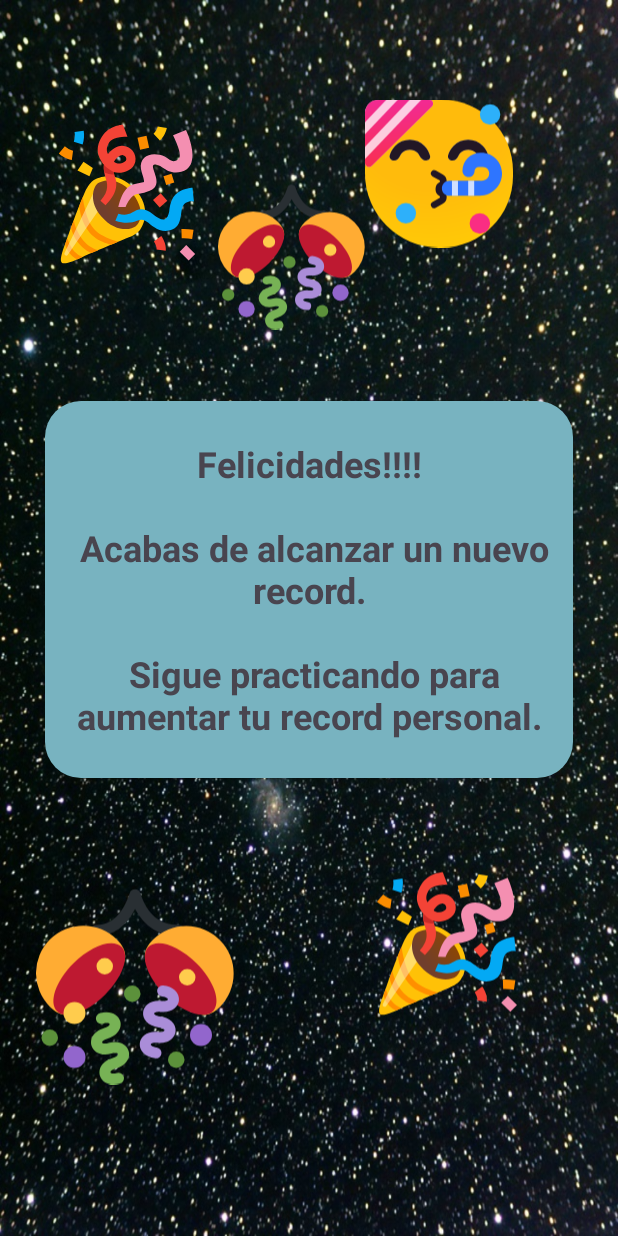
After one commit to emunozce/Planetario, an Android app: the HighScore screen opened directly, with no data from a screen before it, on a phone screen of 412 x 824 dp. The commit adds this screen. Run offline under Robolectric (Android 15) with nearby library versions, the phone set to English and light mode, and no system bars.

Commit message:
Sistema de puntos y uso de storage

```diff
--- a/app/src/main/AndroidManifest.xml
+++ b/app/src/main/AndroidManifest.xml
@@ -29,6 +29,7 @@
         <activity android:name=".PlanetasActivity"></activity>
         <activity android:name=".GalaxiasActivity"></activity>
         <activity android:name=".DetailActivity"></activity>
+        <activity android:name=".HighScore"></activity>
     </application>
 
 </manifest>
--- /dev/null
+++ b/app/src/main/java/com/emc/planetario/HighScore.java
@@ -0,0 +1,14 @@
+package com.emc.planetario;
+
+import android.os.Bundle;
+
+import androidx.annotation.Nullable;
+import androidx.appcompat.app.AppCompatActivity;
+
+public class HighScore extends AppCompatActivity {
+    @Override
+    public void onCreate(@Nullable Bundle savedInstanceState) {
+        super.onCreate(savedInstanceState);
+        setContentView(R.layout.high_score);
+    }
+}
--- a/app/src/main/java/com/emc/planetario/ThirdActivity.java
+++ b/app/src/main/java/com/emc/planetario/ThirdActivity.java
@@ -12,6 +12,7 @@ import android.widget.TextView;
 import androidx.appcompat.app.AppCompatActivity;
 
 import java.io.BufferedReader;
+import java.io.File;
 import java.io.FileInputStream;
 import java.io.FileOutputStream;
 import java.io.IOException;
@@ -30,9 +31,7 @@ public class ThirdActivity extends AppCompatActivity {
     private List<Question> questionList;
     private int currentQuestionIndex;
     private int incorrectAnswerCount; // Nueva variable para contar respuestas incorrectas consecutivas
-    private int puntaje = 0, vidas = MAX_INCORRECT_COUNT;
-
-    private boolean firstTime = true;
+    private int puntaje = 0, highscore = 0, vidas = MAX_INCORRECT_COUNT;
 
     @Override
     protected void onCreate(Bundle savedInstanceState) {
@@ -91,10 +90,29 @@ public class ThirdActivity extends AppCompatActivity {
         } else {
             // Has completado todas las preguntas o alcanzado el límite de respuestas incorrectas, puedes manejarlo aquí
             if (incorrectAnswerCount == MAX_INCORRECT_COUNT) {
-
-                returnToScreen2(); // Agregar esta línea para regresar a la pantalla 2
+                if (isFirstTime()) {
+                    savePuntaje(puntaje);
+                    if(puntaje >= highscore) {
+                        savePuntaje(puntaje);
+                        goToHighScorePage();
+                    }
+                } else {
+                    highscore = loadPuntajeFromFile();
+                    if(puntaje > highscore) {
+                        savePuntaje(puntaje);
+                        goToHighScorePage();
+                    } else {
+                        returnToScreen2();
+                    }
+                }
             }
         }
+    }
+
+    private void goToHighScorePage() {
+        Intent intent = new Intent(this, HighScore.class);
+        startActivity(intent);
+        finish(); // Esto cierra la actividad actual
     }
 
     private void returnToScreen2() {
@@ -171,4 +189,10 @@ public class ThirdActivity extends AppCompatActivity {
         }
         return loadedPuntaje;
     }
+
+    //Checa si el file existe. Si existe, regresa falso.
+    private boolean isFirstTime() {
+        File file = new File(getFilesDir(), "puntaje.txt");
+        return !file.exists() || file.length() == 0;
+    }
 }
--- /dev/null
+++ b/app/src/main/res/drawable/confetti.xml
@@ -0,0 +1,51 @@
+<vector xmlns:android="http://schemas.android.com/apk/res/android"
+    android:width="800dp"
+    android:height="800dp"
+    android:viewportWidth="36"
+    android:viewportHeight="36">
+  <path
+      android:pathData="M26,9c-3.591,0 -6.27,-1.648 -7.989,-4.905C16.385,7.314 13.993,9 11,9a1,1 0,0 1,0 -2c2.729,0 4.765,-1.957 6.051,-5.816a1,1 0,0 1,1.898 0C20.271,5.151 22.512,7 26,7a1,1 0,1 1,0 2z"
+      android:fillColor="#292F33"/>
+  <path
+      android:pathData="M14.711,9.654c3.364,3.366 0.498,5.954 -2.868,9.319c-3.365,3.365 -5.954,6.232 -9.319,2.868a8.616,8.616 0,0 1,0 -12.187a8.616,8.616 0,0 1,12.187 0z"
+      android:fillColor="#FFAC33"/>
+  <path
+      android:pathData="M15.542,10.972c1.584,1.585 0.248,5.486 -2.983,8.717c-3.231,3.231 -7.132,4.568 -8.717,2.982c-1.584,-1.584 -0.248,-5.486 2.982,-8.717c3.232,-3.23 7.134,-4.566 8.718,-2.982z"
+      android:fillColor="#BE1931"/>
+  <path
+      android:pathData="M21.289,9.654c-3.363,3.366 -0.498,5.954 2.868,9.319c3.365,3.365 5.954,6.232 9.319,2.868A8.618,8.618 0,0 0,21.289 9.654z"
+      android:fillColor="#FFAC33"/>
+  <path
+      android:pathData="M20.459,10.972c-1.585,1.585 -0.249,5.486 2.982,8.717c3.23,3.231 7.133,4.568 8.717,2.982c1.584,-1.584 0.248,-5.486 -2.983,-8.717c-3.23,-3.23 -7.133,-4.566 -8.716,-2.982z"
+      android:fillColor="#BE1931"/>
+  <path
+      android:pathData="M22.41,18.221a1,1 0,0 1,0.734 -0.215c0.867,0.094 1.598,0.396 2.109,0.873c0.541,0.505 0.807,1.183 0.734,1.862c-0.129,1.191 -1.324,2.285 -3.363,2.065c-0.793,-0.085 -1.146,0.17 -1.158,0.291c-0.014,0.121 0.277,0.446 1.07,0.532c0.867,0.094 1.598,0.396 2.109,0.873c0.541,0.505 0.809,1.183 0.734,1.862c-0.129,1.192 -1.324,2.285 -3.361,2.066c-0.578,-0.062 -0.883,0.057 -1.012,0.134c-0.103,0.063 -0.144,0.124 -0.148,0.158c-0.012,0.12 0.275,0.445 1.07,0.531a1,1 0,0 1,-0.215 1.989c-2.037,-0.219 -2.973,-1.542 -2.844,-2.735c0.129,-1.192 1.324,-2.285 3.363,-2.065c0.578,0.063 0.881,-0.057 1.01,-0.134c0.104,-0.062 0.145,-0.123 0.148,-0.157c0.014,-0.121 -0.275,-0.446 -1.07,-0.532c-2.037,-0.22 -2.973,-1.542 -2.844,-2.735c0.129,-1.192 1.324,-2.286 3.361,-2.064c0.578,0.062 0.883,-0.058 1.012,-0.135c0.103,-0.062 0.144,-0.123 0.148,-0.157c0.012,-0.121 -0.277,-0.446 -1.07,-0.532a1,1 0,0 1,-0.517 -1.775z"
+      android:fillColor="#AA8DD8"/>
+  <path
+      android:pathData="M15.266,35.828c-1.973,0.557 -3.334,-0.322 -3.658,-1.477c-0.324,-1.154 0.378,-2.615 2.35,-3.17c0.77,-0.216 1.001,-0.584 0.97,-0.701c-0.034,-0.119 -0.425,-0.312 -1.193,-0.096c-1.972,0.556 -3.333,-0.324 -3.657,-1.479c-0.326,-1.155 0.378,-2.614 2.351,-3.169c0.769,-0.217 1.001,-0.586 0.967,-0.703c-0.033,-0.116 -0.423,-0.311 -1.192,-0.095a1,1 0,1 1,-0.54 -1.924c1.971,-0.555 3.333,0.322 3.659,1.479c0.324,1.154 -0.379,2.613 -2.352,3.17c-0.77,0.216 -1.001,0.584 -0.967,0.701c0.032,0.117 0.422,0.312 1.19,0.096c1.974,-0.556 3.334,0.322 3.659,1.479c0.325,1.153 -0.378,2.612 -2.352,3.169c-0.768,0.215 -0.999,0.586 -0.967,0.701c0.034,0.118 0.423,0.312 1.192,0.097a0.998,0.998 0,1 1,0.54 1.922z"
+      android:fillColor="#77B255"/>
+  <path
+      android:pathData="M2.5,27.5m-1.5,0a1.5,1.5 0,1 1,3 0a1.5,1.5 0,1 1,-3 0"
+      android:fillColor="#5C913B"/>
+  <path
+      android:pathData="M7,31m-2,0a2,2 0,1 1,4 0a2,2 0,1 1,-4 0"
+      android:fillColor="#9266CC"/>
+  <path
+      android:pathData="M30,27m-2,0a2,2 0,1 1,4 0a2,2 0,1 1,-4 0"
+      android:fillColor="#9266CC"/>
+  <path
+      android:pathData="M25.5,31.5m-1.5,0a1.5,1.5 0,1 1,3 0a1.5,1.5 0,1 1,-3 0"
+      android:fillColor="#5C913B"/>
+  <path
+      android:pathData="M17.5,19.5m-1.5,0a1.5,1.5 0,1 1,3 0a1.5,1.5 0,1 1,-3 0"
+      android:fillColor="#5C913B"/>
+  <path
+      android:pathData="M7,23m-2,0a2,2 0,1 1,4 0a2,2 0,1 1,-4 0"
+      android:fillColor="#FFCC4D"/>
+  <path
+      android:pathData="M27.5,16.5m-1.5,0a1.5,1.5 0,1 1,3 0a1.5,1.5 0,1 1,-3 0"
+      android:fillColor="#FFCC4D"/>
+  <path
+      android:pathData="M12.5,14.5m-1.5,0a1.5,1.5 0,1 1,3 0a1.5,1.5 0,1 1,-3 0"
+      android:fillColor="#FFCC4D"/>
+</vector>
--- /dev/null
+++ b/app/src/main/res/drawable/party.xml
@@ -0,0 +1,80 @@
+<vector xmlns:android="http://schemas.android.com/apk/res/android"
+    xmlns:aapt="http://schemas.android.com/aapt"
+    android:width="800dp"
+    android:height="800dp"
+    android:viewportWidth="128"
+    android:viewportHeight="128">
+  <path
+      android:pathData="M7.45,123.27c2.27,2.46 11.62,-1.83 19,-5.27c5.53,-2.57 27.66,-11.65 38.66,-16.36c2.97,-1.27 7.29,-2.93 10.4,-7.02c2.76,-3.64 10.08,-19.1 -4.66,-34.76c-14.96,-15.9 -30.37,-11.51 -36.13,-7.43c-3.39,2.4 -6.15,7.81 -7.39,10.56c-5.24,11.62 -12.71,32.91 -15.75,41.28c-2.23,6.17 -6.38,16.56 -4.13,19z"
+      android:fillColor="#ffc107"/>
+  <path
+      android:pathData="M25.85,66.49c0.14,1.74 0.49,4.57 1.69,10.02c0.82,3.74 2.16,7.66 3.25,10.25c3.27,7.79 7.86,10.93 12.51,13.45c7.9,4.28 13.27,5.08 13.27,5.08l-6.44,2.63s-3.9,-0.81 -9.22,-3.43c-5.07,-2.5 -10.35,-6.73 -14.21,-15.01c-1.67,-3.59 -2.64,-7.07 -3.2,-9.83c-0.69,-3.42 -0.8,-5.36 -0.8,-5.36l3.15,-7.8z"
+      android:fillColor="#ff8f00"/>
+  <path
+      android:pathData="M17.94,86.77s0.8,6.49 6.16,14.68c6.28,9.58 15.05,11.15 15.05,11.15l-5.83,2.4s-6.51,-1.99 -12.7,-10.44c-3.86,-5.27 -4.94,-11.57 -4.94,-11.57l2.26,-6.22z"
+      android:fillColor="#ff8f00"/>
+  <path
+      android:pathData="M12.39,102.15s1.46,5.6 4.66,9.78c3.81,4.99 8.66,6.44 8.66,6.44l-4.47,1.98s-3.39,-0.71 -7.1,-5.41c-2.82,-3.57 -3.62,-7.67 -3.62,-7.67l1.87,-5.12z"
+      android:fillColor="#ff8f00"/>
+  <path
+      android:pathData="M9.96,116.37c-0.2,-0.45 -0.2,-0.96 0.01,-1.4l25.47,-52.82l4.19,15.75l-26.8,38.71c-0.72,1.08 -2.34,0.94 -2.87,-0.24z"
+      android:strokeAlpha="0.44"
+      android:fillColor="#fffde7"
+      android:fillAlpha="0.44"/>
+  <path
+      android:pathData="M41.65,83.19c11.9,13.92 25.45,12.18 29.96,8.66c4.52,-3.53 8.09,-15.66 -3.76,-29.35c-12.42,-14.34 -26.48,-10.25 -29.73,-7.15s-7.39,15.07 3.53,27.84z">
+    <aapt:attr name="android:fillColor">
+      <gradient
+          android:startX="74.38"
+          android:startY="61.84"
+          android:endX="44.62"
+          android:endY="79.7"
+          android:type="linear">
+        <item android:offset="0.02" android:color="#FF8F4700"/>
+        <item android:offset="1" android:color="#FF703E2D"/>
+      </gradient>
+    </aapt:attr>
+  </path>
+  <path
+      android:pathData="M82.52,88.92c-4.34,-3.64 -6.65,-2.99 -9.75,-1.7c-4,1.66 -10.29,2.89 -18.83,0l2.57,-6.19c5.07,1.71 8.74,0.88 11.91,-0.99c4.08,-2.4 9.66,-5.69 18.34,1.6c3.62,3.04 7.33,5.06 10.05,4.14c1.98,-0.66 3.03,-3.61 3.56,-5.96c0.05,-0.21 0.13,-0.81 0.19,-1.34c0.48,-3.67 1.28,-11.59 7.18,-15.64c6.31,-4.33 12.94,-4.33 12.94,-4.33l1.2,11.92c-3.05,-0.45 -5.17,0.17 -6.96,1.16c-6.74,3.75 -0.87,18.15 -11.36,22.99c-10.09,4.69 -18.34,-3.4 -21.04,-5.66z"
+      android:fillColor="#03a9f4"/>
+  <path
+      android:pathData="M45.4,73.72l-4.34,-3.89c7.97,-8.9 5.87,-15.44 4.34,-20.2c-0.31,-0.96 -0.6,-1.87 -0.79,-2.74c-0.68,-3.08 -0.82,-5.76 -0.61,-8.1c-3.06,-3.81 -4.41,-7.8 -4.5,-8.07c-1.86,-5.63 -0.46,-11.12 2.75,-16.27C48.74,4 60.49,4 60.49,4l3.92,10.49c-2.98,-0.12 -12.75,0.03 -15.75,4.76c-3.79,5.96 -1.3,9.64 -1.12,10.06c0.73,-0.95 1.47,-1.71 2.13,-2.3c4.79,-4.25 8.95,-4.86 11.6,-4.62c2.98,0.27 5.68,1.77 7.61,4.23c2.11,2.7 2.98,6.21 2.31,9.4c-0.65,3.11 -2.72,5.74 -5.83,7.41c-5.43,2.92 -9.95,2.52 -12.98,1.51c0.02,0.07 0.03,0.15 0.05,0.22c0.11,0.5 0.33,1.2 0.59,2.01c1.77,5.48 5.06,14.18 -7.62,26.55zM52.75,36.19c0.58,0.42 1.19,0.77 1.82,1.02c2.1,0.84 4.39,0.56 6.99,-0.84c1.53,-0.82 1.71,-1.7 1.77,-1.99c0.18,-0.87 -0.12,-1.98 -0.77,-2.81c-0.57,-0.73 -1.23,-1.11 -2.02,-1.19c-1.5,-0.13 -3.53,0.82 -5.56,2.63c-0.97,0.87 -1.71,1.94 -2.23,3.18z"
+      android:fillColor="#f44336"/>
+  <path
+      android:pathData="M62.77,75.35l-6.21,-0.17s2.95,-16.66 12.5,-19.46c1.79,-0.52 3.75,-1.05 5.72,-1.34c1.17,-0.18 3.02,-0.45 3.93,-0.79c0.21,-1.57 -0.45,-3.57 -1.19,-5.84c-0.58,-1.76 -1.18,-3.57 -1.5,-5.55c-0.62,-3.86 0.41,-7.27 2.9,-9.62c3.04,-2.85 7.95,-3.76 13.49,-2.5c3.16,0.72 5.49,2.27 7.54,3.63c2.93,1.95 4.64,2.94 8.22,0.53c4.33,-2.92 -1.33,-14.35 -4.34,-20.95l11.23,-4.68c1.51,3.3 8.8,20.28 3.99,29.97c-1.62,3.26 -4.41,5.42 -8.07,6.23c-7.96,1.78 -12.62,-1.32 -16.02,-3.58c-1.61,-1.07 -3.02,-1.91 -4.55,-2.35c-10.63,-3.03 4.21,12.61 -2.74,19.64c-4.17,4.21 -14.36,5.32 -15.02,5.48c-6.56,1.58 -9.88,11.35 -9.88,11.35z"
+      android:fillColor="#f48fb1"/>
+  <path
+      android:pathData="M43.99,38.79c-0.19,2.2 -0.28,3.51 0.29,6.37c2.75,2.02 8.74,2.02 8.74,2.02c-0.26,-0.81 -0.49,-1.51 -0.59,-2.01c-0.02,-0.07 -0.03,-0.15 -0.05,-0.22c-6.09,-3.04 -8.39,-6.16 -8.39,-6.16z"
+      android:fillColor="#c92b27"/>
+  <path
+      android:pathData="M31.53,48.64l-10.34,-5.07l5.15,-7.44l8.11,5.37z"
+      android:fillColor="#ffc107"/>
+  <path
+      android:pathData="M16.29,34.6c-5.28,-0.71 -10.66,-5.19 -11.25,-5.7l5.19,-6.09c1.57,1.33 4.9,3.56 7.13,3.86l-1.07,7.93z"
+      android:fillColor="#fb8c00"/>
+  <path
+      android:pathData="M25.61,21.27l-7.6,-2.49c0.87,-2.66 1.1,-5.53 0.65,-8.3l7.9,-1.27c0.65,4.02 0.32,8.19 -0.95,12.06z"
+      android:fillColor="#03a9f4"/>
+  <path
+      android:pathData="M73.07,15.32l7.82,-1.71l2.26,10.32l-7.82,1.71z"
+      android:fillColor="#fb8c00"/>
+  <path
+      android:pathData="M92.46,17.77l-5.5,-5.81c2.88,-2.73 3.54,-6.3 3.54,-6.34l7.9,1.29c-0.1,0.63 -1.11,6.29 -5.94,10.86z"
+      android:fillColor="#ffc107"/>
+  <path
+      android:pathData="M95.52,48.58l6.99,-2.18l2.39,7.64l-6.99,2.18z"
+      android:fillColor="#fb8c00"/>
+  <path
+      android:pathData="M97.55,113.03l-7.95,-0.94c0.34,-2.83 -1.77,-6.3 -2.35,-7.07l6.4,-4.8c0.48,0.63 4.65,6.4 3.9,12.81z"
+      android:fillColor="#f44336"/>
+  <path
+      android:pathData="M120.37,102.89c-2.99,-0.45 -6.05,-0.63 -9.07,-0.52l-0.27,-8c3.51,-0.12 7.06,0.08 10.53,0.61l-1.19,7.91z"
+      android:fillColor="#fb8c00"/>
+  <path
+      android:pathData="M109.61,113.9l5.62,-5.69l7.74,7.64l-5.62,5.69z"
+      android:fillColor="#f48fb1"/>
+  <path
+      android:pathData="M93.1,63.33l5.78,6.61l-6.61,5.78l-5.78,-6.61z"
+      android:fillColor="#f44336"/>
+</vector>
--- /dev/null
+++ b/app/src/main/res/drawable/partying_face.xml
@@ -0,0 +1,97 @@
+<vector xmlns:android="http://schemas.android.com/apk/res/android"
+    xmlns:aapt="http://schemas.android.com/aapt"
+    android:width="800dp"
+    android:height="800dp"
+    android:viewportWidth="246"
+    android:viewportHeight="246">
+  <group>
+    <clip-path
+        android:pathData="M0,0h246v246h-246z"/>
+    <group>
+      <clip-path
+          android:pathData="M0,0h246v246h-246z"/>
+      <path
+          android:pathData="M0,115C0,51.49 51.49,0 115,0H127C192.72,0 246,53.28 246,119V127C246,192.72 192.72,246 127,246H123C55.07,246 0,190.93 0,123V115Z">
+        <aapt:attr name="android:fillColor">
+          <gradient
+              android:centerX="109"
+              android:centerY="16"
+              android:gradientRadius="230.43"
+              android:type="radial">
+            <item android:offset="0.58" android:color="#FFFFBB0C"/>
+            <item android:offset="1" android:color="#FFFFC907"/>
+          </gradient>
+        </aapt:attr>
+      </path>
+      <path
+          android:pathData="M101.54,101.5C105.66,101.5 109.08,98.12 108.2,94.1C106.79,87.71 103.59,81.8 98.9,77.1C92.43,70.63 83.65,67 74.5,67C65.35,67 56.57,70.63 50.1,77.1C45.65,81.56 42.54,87.11 41.03,93.11C39.9,97.65 43.79,101.5 48.47,101.5C52.86,101.5 56.26,97.78 58.13,93.81C59.01,91.93 60.22,90.2 61.71,88.71C65.1,85.32 69.7,83.41 74.5,83.41C79.3,83.41 83.9,85.32 87.29,88.71C88.54,89.96 89.59,91.38 90.42,92.91C92.77,97.26 96.6,101.5 101.54,101.5Z"
+          android:fillColor="#C4C4C4"/>
+      <path
+          android:pathData="M101.54,101.5C105.66,101.5 109.08,98.12 108.2,94.1C106.79,87.71 103.59,81.8 98.9,77.1C92.43,70.63 83.65,67 74.5,67C65.35,67 56.57,70.63 50.1,77.1C45.65,81.56 42.54,87.11 41.03,93.11C39.9,97.65 43.79,101.5 48.47,101.5C52.86,101.5 56.26,97.78 58.13,93.81C59.01,91.93 60.22,90.2 61.71,88.71C65.1,85.32 69.7,83.41 74.5,83.41C79.3,83.41 83.9,85.32 87.29,88.71C88.54,89.96 89.59,91.38 90.42,92.91C92.77,97.26 96.6,101.5 101.54,101.5Z"
+          android:fillColor="#221725"/>
+      <path
+          android:pathData="M198.54,101.5C202.66,101.5 206.08,98.12 205.2,94.1C203.79,87.71 200.59,81.8 195.9,77.1C189.43,70.63 180.65,67 171.5,67C162.35,67 153.57,70.63 147.1,77.1C142.65,81.56 139.54,87.11 138.04,93.11C136.9,97.65 140.79,101.5 145.47,101.5C149.86,101.5 153.26,97.78 155.13,93.81C156.01,91.93 157.21,90.2 158.71,88.71C162.1,85.32 166.7,83.41 171.5,83.41C176.3,83.41 180.9,85.32 184.29,88.71C185.54,89.96 186.59,91.38 187.42,92.91C189.77,97.26 193.6,101.5 198.54,101.5Z"
+          android:fillColor="#C4C4C4"/>
+      <path
+          android:pathData="M198.54,101.5C202.66,101.5 206.08,98.12 205.2,94.1C203.79,87.71 200.59,81.8 195.9,77.1C189.43,70.63 180.65,67 171.5,67C162.35,67 153.57,70.63 147.1,77.1C142.65,81.56 139.54,87.11 138.04,93.11C136.9,97.65 140.79,101.5 145.47,101.5C149.86,101.5 153.26,97.78 155.13,93.81C156.01,91.93 157.21,90.2 158.71,88.71C162.1,85.32 166.7,83.41 171.5,83.41C176.3,83.41 180.9,85.32 184.29,88.71C185.54,89.96 186.59,91.38 187.42,92.91C189.77,97.26 193.6,101.5 198.54,101.5Z"
+          android:fillColor="#221725"/>
+      <path
+          android:pathData="M115,123L126.5,129.5C131.56,132.36 131.56,139.64 126.5,142.5V142.5C121.44,145.36 121.44,152.64 126.5,155.5V155.5C131.56,158.36 131.56,165.64 126.5,168.5L115,175"
+          android:strokeLineJoin="round"
+          android:strokeWidth="11"
+          android:fillColor="#00000000"
+          android:strokeColor="#221725"
+          android:strokeLineCap="round"/>
+    </group>
+    <group>
+      <clip-path
+          android:pathData="M0,0h197.07v192.53h-197.07z"/>
+      <path
+          android:pathData="M106.37,0H23.1C10.25,0 -0.17,10.42 -0.17,23.27V105.43C-0.17,111.51 7.16,114.57 11.49,110.3L111.18,11.71C115.53,7.41 112.49,0 106.37,0Z"
+          android:fillColor="#D9D9D9"/>
+      <path
+          android:pathData="M106.37,0H23.1C10.25,0 -0.17,10.42 -0.17,23.27V105.43C-0.17,111.51 7.16,114.57 11.49,110.3L111.18,11.71C115.53,7.41 112.49,0 106.37,0Z">
+        <aapt:attr name="android:fillColor">
+          <gradient
+              android:startX="61.43"
+              android:startY="-23.01"
+              android:endX="61.43"
+              android:endY="170.1"
+              android:type="linear">
+            <item android:offset="0" android:color="#FFF129A1"/>
+            <item android:offset="1" android:color="#FFFC3131"/>
+          </gradient>
+        </aapt:attr>
+      </path>
+      <path
+          android:pathData="M52.88,-17.79l9.96,9.49l-74.95,78.7l-9.96,-9.49z"
+          android:fillColor="#ffffff"
+          android:fillAlpha="0.77"/>
+      <path
+          android:pathData="M87.71,-13.69l10.22,9.73l-111.15,116.7l-10.22,-9.73z"
+          android:fillColor="#ffffff"
+          android:fillAlpha="0.77"/>
+    </group>
+    <path
+        android:pathData="M227.76,122.67C227.63,103.84 212.32,88.5 193.49,88.5H192.1C175.49,88.5 162.02,101.97 162.02,118.58V119C162.02,124.52 166.58,129 172.1,129C177.54,129 182.02,124.6 182.02,119.17C182.02,115.21 185.23,112 189.19,112H195.89C201.76,112 206.52,116.76 206.52,122.63C206.52,129.46 200.98,135 194.15,135H140.27C133.27,135 127.64,140.75 127.78,147.75C127.91,154.55 133.47,160 140.27,160H190.84C211.33,160 227.9,143.16 227.76,122.67Z"
+        android:fillColor="#2E75FF"
+        android:fillType="evenOdd"/>
+    <path
+        android:pathData="M144.52,135h10v25h-10z"
+        android:fillColor="#ffffff"
+        android:fillAlpha="0.77"/>
+    <path
+        android:pathData="M171.52,135h10v25h-10z"
+        android:fillColor="#ffffff"
+        android:fillAlpha="0.77"/>
+    <path
+        android:pathData="M207.9,25m-17,0a17,17 0,1 1,34 0a17,17 0,1 1,-34 0"
+        android:fillColor="#2DB0FA"/>
+    <path
+        android:pathData="M190.9,206m-17,0a17,17 0,1 1,34 0a17,17 0,1 1,-34 0"
+        android:fillColor="#FA2D83"/>
+    <path
+        android:pathData="M67.9,189m-17,0a17,17 0,1 1,34 0a17,17 0,1 1,-34 0"
+        android:fillColor="#2DB0FA"/>
+  </group>
+</vector>
--- /dev/null
+++ b/app/src/main/res/layout/high_score.xml
@@ -0,0 +1,94 @@
+<?xml version="1.0" encoding="utf-8"?>
+<androidx.constraintlayout.widget.ConstraintLayout xmlns:android="http://schemas.android.com/apk/res/android"
+    xmlns:app="http://schemas.android.com/apk/res-auto"
+    xmlns:tools="http://schemas.android.com/tools"
+    android:layout_width="match_parent"
+    android:layout_height="match_parent"
+    android:background="@drawable/estrellas"
+    tools:context=".HighScore">
+
+
+    <TextView
+        android:id="@+id/textView3"
+        android:layout_width="352dp"
+        android:layout_height="251dp"
+        android:layout_marginStart="27dp"
+        android:layout_marginEnd="27dp"
+        android:layout_marginBottom="45dp"
+        android:background="@drawable/fondo_redondo"
+        android:gravity="center"
+        android:text="@string/congrats"
+        android:textAlignment="center"
+        android:textSize="24sp"
+        android:textStyle="bold"
+        app:layout_constraintBottom_toTopOf="@+id/imageView12"
+        app:layout_constraintEnd_toEndOf="parent"
+        app:layout_constraintStart_toStartOf="parent"
+        app:layout_constraintTop_toBottomOf="@+id/imageView11" />
+
+    <ImageView
+        android:id="@+id/imageView3"
+        android:layout_width="132dp"
+        android:layout_height="135dp"
+        android:layout_marginStart="24dp"
+        android:layout_marginEnd="91dp"
+        android:layout_marginBottom="99dp"
+        app:layout_constraintBottom_toBottomOf="parent"
+        app:layout_constraintEnd_toStartOf="@+id/imageView12"
+        app:layout_constraintStart_toStartOf="parent"
+        app:layout_constraintTop_toBottomOf="@+id/textView3"
+        app:layout_constraintVertical_bias="1.0"
+        app:srcCompat="@drawable/confetti" />
+
+    <ImageView
+        android:id="@+id/imageView11"
+        android:layout_width="0dp"
+        android:layout_height="0dp"
+        android:layout_marginTop="105dp"
+        android:layout_marginBottom="31dp"
+        app:layout_constraintBottom_toTopOf="@+id/textView3"
+        app:layout_constraintEnd_toStartOf="@+id/imageView8"
+        app:layout_constraintStart_toEndOf="@+id/imageView7"
+        app:layout_constraintTop_toTopOf="parent"
+        app:srcCompat="@drawable/confetti" />
+
+    <ImageView
+        android:id="@+id/imageView7"
+        android:layout_width="0dp"
+        android:layout_height="0dp"
+        android:layout_marginStart="35dp"
+        android:layout_marginTop="45dp"
+        android:layout_marginEnd="11dp"
+        android:layout_marginBottom="54dp"
+        app:layout_constraintBottom_toTopOf="@+id/textView3"
+        app:layout_constraintEnd_toStartOf="@+id/imageView11"
+        app:layout_constraintStart_toStartOf="parent"
+        app:layout_constraintTop_toTopOf="parent"
+        app:srcCompat="@drawable/party" />
+
+    <ImageView
+        android:id="@+id/imageView12"
+        android:layout_width="0dp"
+        android:layout_height="0dp"
+        android:layout_marginEnd="63dp"
+        android:layout_marginBottom="130dp"
+        app:layout_constraintBottom_toBottomOf="parent"
+        app:layout_constraintEnd_toEndOf="parent"
+        app:layout_constraintStart_toEndOf="@+id/imageView3"
+        app:layout_constraintTop_toBottomOf="@+id/textView3"
+        app:srcCompat="@drawable/party" />
+
+    <ImageView
+        android:id="@+id/imageView8"
+        android:layout_width="0dp"
+        android:layout_height="107dp"
+        android:layout_marginTop="45dp"
+        android:layout_marginEnd="70dp"
+        android:layout_marginBottom="49dp"
+        app:layout_constraintBottom_toBottomOf="@+id/imageView11"
+        app:layout_constraintEnd_toEndOf="parent"
+        app:layout_constraintStart_toEndOf="@+id/imageView11"
+        app:layout_constraintTop_toTopOf="parent"
+        app:srcCompat="@drawable/partying_face" />
+
+</androidx.constraintlayout.widget.ConstraintLayout>
--- a/app/src/main/res/values/strings.xml
+++ b/app/src/main/res/values/strings.xml
@@ -64,4 +64,10 @@ aparezcan completamente negros y sean invisibles.\n\n\n
        \u2022 Los agujeros negros se forman a partir del colapso gravitacional de estrellas
 masivas al final de sus vidas.
     </string>
+
+    <string name="congrats">
+        Felicidades!!!!\n\n
+        Acabas de alcanzar un nuevo record.\n\n
+        Sigue practicando para aumentar tu record personal.
+    </string>
 </resources>
```
Also changed, not shown: app/src/main/res/drawable/party/.xml (added).
